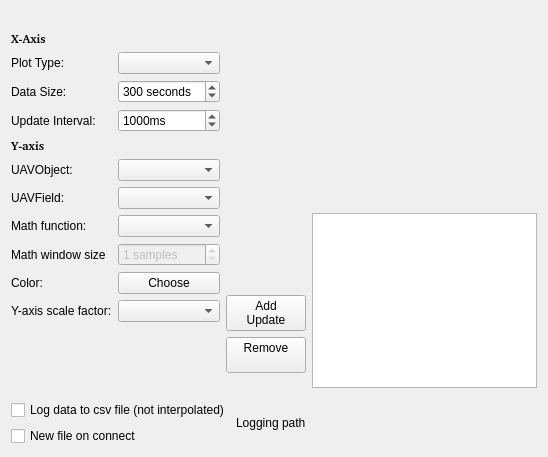
First picture: the form in ground/openpilotgcs/src/plugins/scope/scopegadgetoptionspage.ui, repository openpilot/OpenPilot, before the edit.
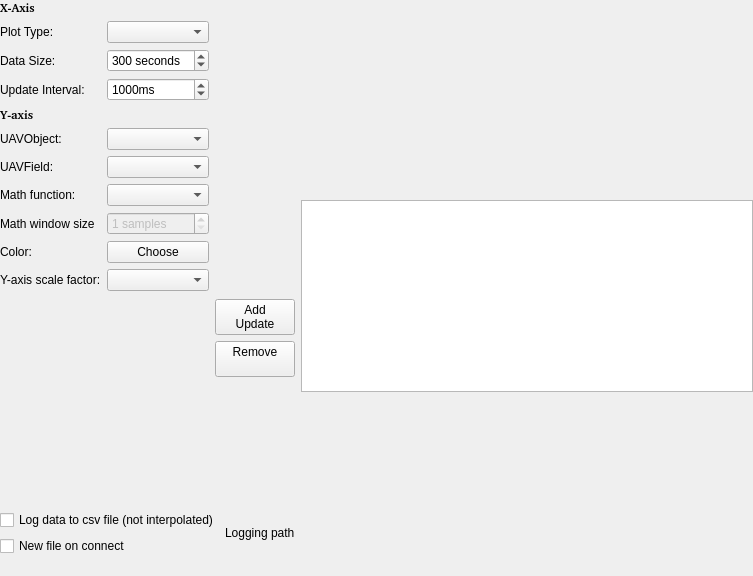
Second picture: the form after the edit. Custom widgets are drawn as their Qt base class.

Commit message: added scroll areas to all the preference settings screens

```diff
--- a/ground/openpilotgcs/src/plugins/scope/scopegadgetoptionspage.ui
+++ b/ground/openpilotgcs/src/plugins/scope/scopegadgetoptionspage.ui
@@ -6,68 +6,41 @@
    <rect>
     <x>0</x>
     <y>0</y>
-    <width>548</width>
-    <height>457</height>
+    <width>753</width>
+    <height>576</height>
    </rect>
   </property>
   <property name="windowTitle">
    <string>Form</string>
   </property>
-  <layout class="QVBoxLayout" name="verticalLayout_6">
+  <layout class="QVBoxLayout" name="verticalLayout_4">
+   <property name="margin">
+    <number>0</number>
+   </property>
    <item>
-    <layout class="QHBoxLayout" name="horizontalLayout_3">
-     <item>
-      <widget class="QLabel" name="lblWarnings">
-       <property name="enabled">
+    <widget class="QScrollArea" name="scrollArea">
+     <property name="frameShape">
+      <enum>QFrame::NoFrame</enum>
+     </property>
+     <property name="frameShadow">
+      <enum>QFrame::Plain</enum>
+     </property>
+     <property name="widgetResizable">
         <bool>true</bool>
        </property>
-       <property name="palette">
-        <palette>
-         <active>
-          <colorrole role="WindowText">
-           <brush brushstyle="SolidPattern">
-            <color alpha="255">
-             <red>255</red>
-             <green>0</green>
-             <blue>0</blue>
-            </color>
-           </brush>
-          </colorrole>
-         </active>
-         <inactive>
-          <colorrole role="WindowText">
-           <brush brushstyle="SolidPattern">
-            <color alpha="255">
-             <red>255</red>
-             <green>0</green>
-             <blue>0</blue>
-            </color>
-           </brush>
-          </colorrole>
-         </inactive>
-         <disabled>
-          <colorrole role="WindowText">
-           <brush brushstyle="SolidPattern">
-            <color alpha="255">
-             <red>120</red>
-             <green>120</green>
-             <blue>120</blue>
-            </color>
-           </brush>
-          </colorrole>
-         </disabled>
-        </palette>
-       </property>
-       <property name="lineWidth">
-        <number>1</number>
+     <widget class="QWidget" name="scrollAreaWidgetContents">
+      <property name="geometry">
+       <rect>
+        <x>0</x>
+        <y>0</y>
+        <width>753</width>
+        <height>576</height>
+       </rect>
+      </property>
+      <layout class="QVBoxLayout" name="verticalLayout_3">
+       <property name="margin">
+        <number>0</number>
        </property>
-       <property name="text">
-        <string/>
-       </property>
-      </widget>
-     </item>
-    </layout>
-   </item>
    <item>
     <layout class="QHBoxLayout" name="horizontalLayout">
      <property name="sizeConstraint">
@@ -429,6 +402,64 @@
       </widget>
      </item>
     </layout>
+       </item>
+       <item>
+        <layout class="QHBoxLayout" name="horizontalLayout_3">
+         <item>
+          <widget class="QLabel" name="lblWarnings">
+           <property name="enabled">
+            <bool>true</bool>
+           </property>
+           <property name="palette">
+            <palette>
+             <active>
+              <colorrole role="WindowText">
+               <brush brushstyle="SolidPattern">
+                <color alpha="255">
+                 <red>255</red>
+                 <green>0</green>
+                 <blue>0</blue>
+                </color>
+               </brush>
+              </colorrole>
+             </active>
+             <inactive>
+              <colorrole role="WindowText">
+               <brush brushstyle="SolidPattern">
+                <color alpha="255">
+                 <red>255</red>
+                 <green>0</green>
+                 <blue>0</blue>
+                </color>
+               </brush>
+              </colorrole>
+             </inactive>
+             <disabled>
+              <colorrole role="WindowText">
+               <brush brushstyle="SolidPattern">
+                <color alpha="255">
+                 <red>120</red>
+                 <green>120</green>
+                 <blue>120</blue>
+                </color>
+               </brush>
+              </colorrole>
+             </disabled>
+            </palette>
+           </property>
+           <property name="lineWidth">
+            <number>1</number>
+           </property>
+           <property name="text">
+            <string/>
+           </property>
+          </widget>
+         </item>
+        </layout>
+       </item>
+      </layout>
+     </widget>
+    </widget>
    </item>
   </layout>
  </widget>
```
Lines whose indentation alone changed are shown as unchanged. The commit also changes 13 other files.
